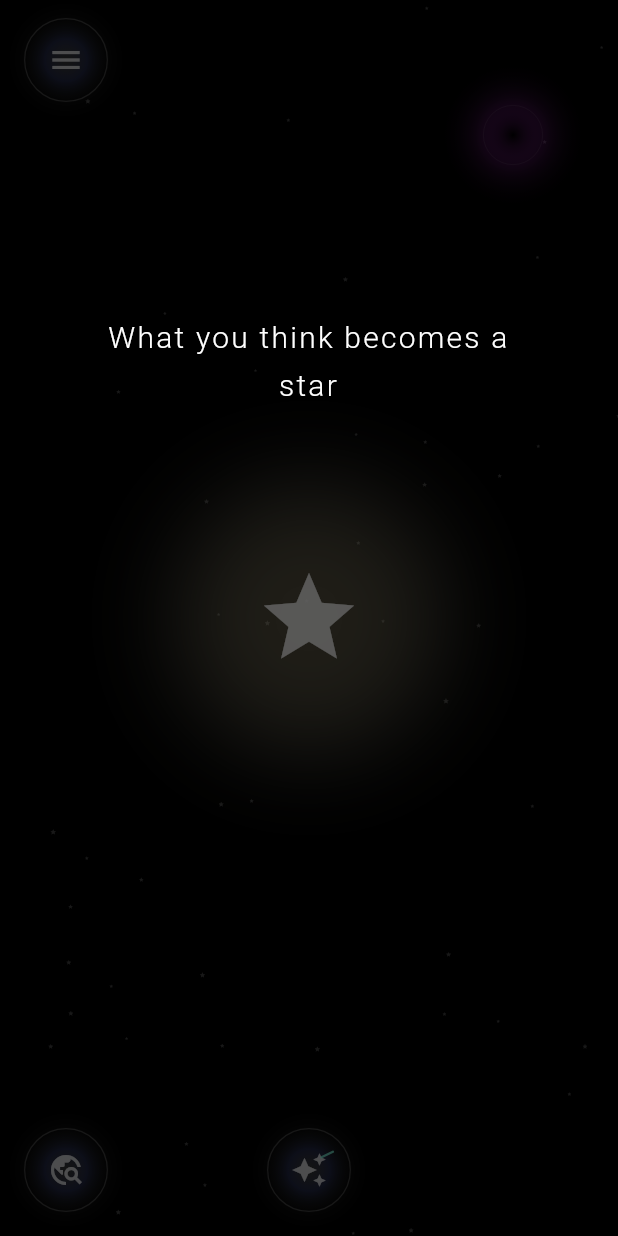
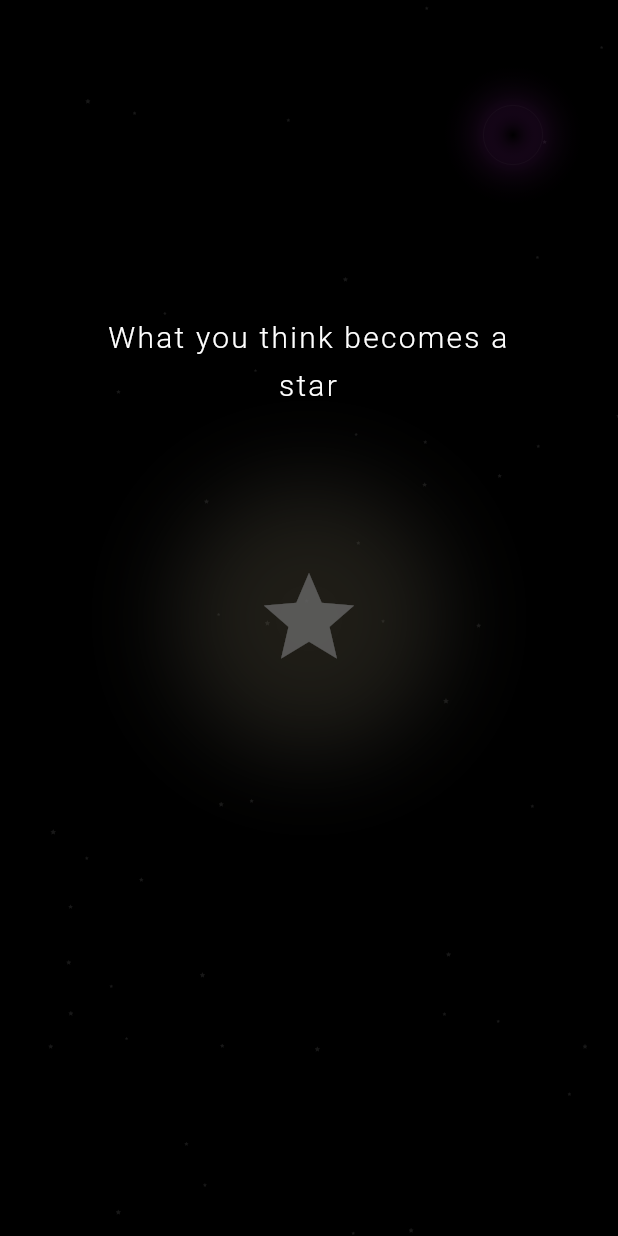
Before and after one commit to mindfulstudioofficial/mind_galaxy, a Flutter app: the screen it shows after launch, on a phone screen of 412 x 824 dp. Run offline on Flutter 3.47's test engine with Material 3 defaults, Android fonts, the phone set to English and light mode, and no system bars; our stand-ins replace google_mobile_ads, hive, hive_flutter, screenshot, share_plus; missing offline and left inert: universal_html; accounts and stored records are empty.

Commit message:
チュートリアルの不具合完了Mind Galaxy完成
Co-authored-by: Cursor <cursoragent@cursor.com>

```diff
--- a/lib/screens/home_screen.dart
+++ b/lib/screens/home_screen.dart
@@ -1566,7 +1566,9 @@ class _HomeScreenState extends State<HomeScreen> with TickerProviderStateMixin {
             if (_isObservationMode)
               ..._buildObservationStars(size)
             else
-              ..._thoughts.map((thought) => ThoughtStar(
+              ..._thoughts.map((thought) => IgnorePointer(
+                    ignoring: _tutorialStep < 6,
+                    child: ThoughtStar(
                       thought: thought,
                       x: thought.dx,
                       y: thought.dy,
@@ -1612,8 +1614,10 @@ class _HomeScreenState extends State<HomeScreen> with TickerProviderStateMixin {
                       },
                       onTap: (t) => _showThoughtDetail(t),
                       onLongPress: () {},
+                    ),
                   )),
 
+            if (_tutorialStep >= 6)
               Positioned(
                 left: 16,
                 top: topControlOffset,
@@ -1642,6 +1646,7 @@ class _HomeScreenState extends State<HomeScreen> with TickerProviderStateMixin {
                 ),
               ),
 
+            if (_tutorialStep >= 6)
               Positioned(
                 left: 16,
                 bottom: bottomControlOffset,
@@ -1654,6 +1659,7 @@ class _HomeScreenState extends State<HomeScreen> with TickerProviderStateMixin {
                 ),
               ),
 
+            if (_tutorialStep >= 6)
               Positioned(
                 left: 0,
                 right: 0,
@@ -1685,7 +1691,8 @@ class _HomeScreenState extends State<HomeScreen> with TickerProviderStateMixin {
                               height: 1.6,
                               decoration: BoxDecoration(
                                 borderRadius: BorderRadius.circular(2),
-                              color: const Color(0xFF80FFE0).withValues(alpha: 0.7),
+                                color: const Color(0xFF80FFE0)
+                                    .withValues(alpha: 0.7),
                               ),
                             ),
                           ),
```
Lines whose indentation alone changed are shown as unchanged.
